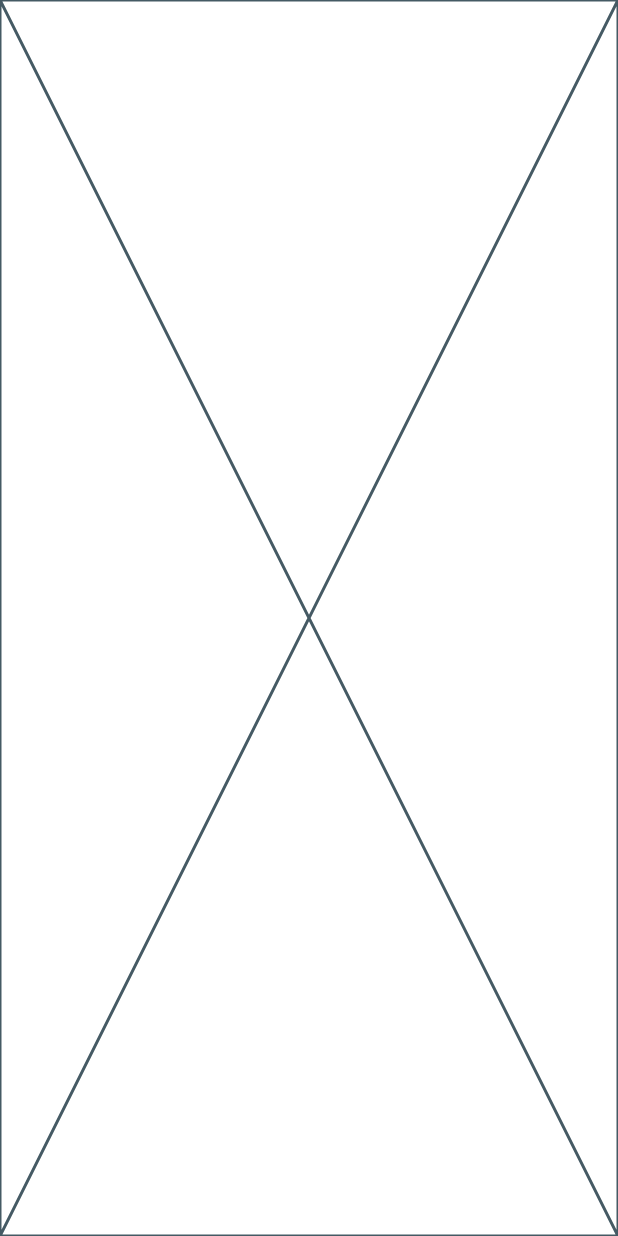
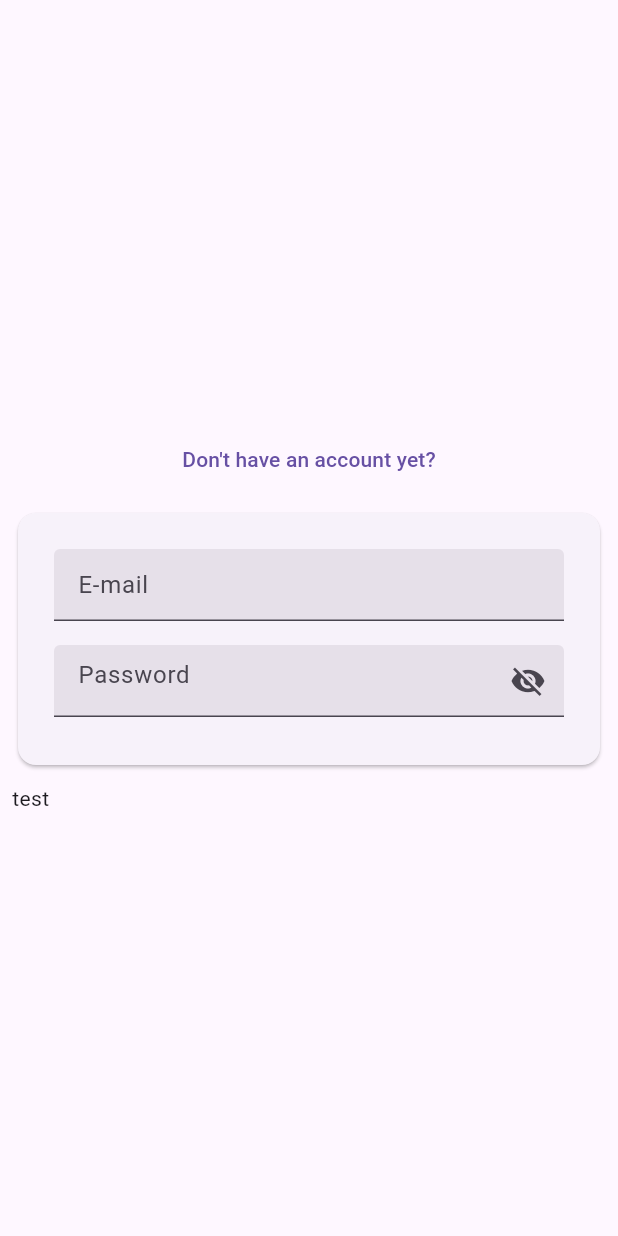
Before and after one commit to No0ne09/trials_of_valhalla, a Flutter app: the screen it shows after launch, on a phone screen of 412 x 824 dp. Run offline on Flutter 3.47's test engine with Material 3 defaults, Android fonts, the phone set to English and light mode, and no system bars; our stand-ins replace firebase_auth, firebase_core, form_validator; accounts and stored records are empty; generated files the repository leaves out were written again.

Commit message:
first version of auth screen

```diff
--- /dev/null
+++ b/lib/helpers/strings.dart
@@ -0,0 +1,4 @@
+const password = "Password";
+const confirmPassword = "Confirm Password";
+const noAccount = "Don't have an account yet?";
+const haveAccount = "You already have an account?";
--- /dev/null
+++ b/lib/helpers/validators.dart
@@ -0,0 +1,27 @@
+import 'package:flutter/material.dart';
+import 'package:form_validator/form_validator.dart';
+
+final emailValidator = ValidationBuilder(localeName: 'en').email().build();
+final basicValidator = ValidationBuilder(localeName: 'en')
+    .add(
+      (value) => value.toString().trim().isEmpty
+          ? "This field must not contain spaces alone."
+          : null,
+    )
+    .build();
+String? Function(String?) createPasswordValidator(
+    TextEditingController passwordController) {
+  return ValidationBuilder(localeName: 'en')
+      .minLength(8)
+      .add((value) {
+        return value == passwordController.text
+            ? null
+            : 'Passwords must be the same.';
+      })
+      .add(
+        (value) => value.toString().contains((' '))
+            ? "The password must not contain spaces."
+            : null,
+      )
+      .build();
+}
--- a/lib/main.dart
+++ b/lib/main.dart
@@ -2,6 +2,7 @@
 import 'package:firebase_core/firebase_core.dart';
 import 'package:flutter/material.dart';
 import 'package:trials_of_valhalla/helpers/firebase_options.dart';
+import 'package:trials_of_valhalla/screens/auth_screen.dart';
 
 void main() async {
   WidgetsFlutterBinding.ensureInitialized();
@@ -29,10 +30,11 @@
             );
           }
           if (!snapshot.hasData) {
-            return const Placeholder();
+            return const AuthScreen();
           }
           return Container(
             color: Colors.black,
+            child: Text("Hello world"),
           );
         },
       ),
--- /dev/null
+++ b/lib/screens/auth_screen.dart
@@ -0,0 +1,136 @@
+import 'package:firebase_auth/firebase_auth.dart';
+import 'package:flutter/material.dart';
+import 'package:trials_of_valhalla/helpers/strings.dart';
+import 'package:trials_of_valhalla/helpers/validators.dart';
+import 'package:trials_of_valhalla/widgets/base_textfield.dart';
+
+class AuthScreen extends StatefulWidget {
+  const AuthScreen({super.key});
+
+  @override
+  State<AuthScreen> createState() => _AuthScreenState();
+}
+
+class _AuthScreenState extends State<AuthScreen> {
+  final _formKey = GlobalKey<FormState>();
+  final _emailController = TextEditingController();
+  final _passwordController = TextEditingController();
+  final _confirmPasswordController = TextEditingController();
+  bool _isLogin = true;
+  bool _isProcessing = false;
+  final _authInstance = FirebaseAuth.instance;
+  @override
+  Widget build(BuildContext context) {
+    return Scaffold(
+      body: Center(
+        child: SingleChildScrollView(
+          child: Padding(
+            padding: const EdgeInsets.symmetric(horizontal: 8.0),
+            child: SizedBox(
+              width: double.infinity,
+              child: Form(
+                key: _formKey,
+                child: Column(
+                  mainAxisAlignment: MainAxisAlignment.center,
+                  crossAxisAlignment: CrossAxisAlignment.center,
+                  children: [
+                    TextButton(
+                      onPressed: () {
+                        _formKey.currentState!.reset();
+                        setState(() {
+                          _isLogin = !_isLogin;
+                        });
+                      },
+                      child: Text(
+                        _isLogin ? noAccount : haveAccount,
+                        overflow: TextOverflow.visible,
+                      ),
+                    ),
+                    const SizedBox(
+                      height: 8,
+                    ),
+                    Card(
+                        child: Padding(
+                      padding: const EdgeInsets.all(16.0),
+                      child: Column(
+                        crossAxisAlignment: CrossAxisAlignment.start,
+                        children: [
+                          BaseTextfield(
+                            hint: "E-mail",
+                            isEmail: true,
+                            validator: emailValidator,
+                            controller: _emailController,
+                          ),
+                          _isLogin
+                              ? BaseTextfield(
+                                  hint: password,
+                                  isPassword: true,
+                                  validator: basicValidator,
+                                  controller: _passwordController,
+                                )
+                              : Column(
+                                  children: [
+                                    BaseTextfield(
+                                      hint: password,
+                                      isPassword: true,
+                                      validator: createPasswordValidator(
+                                          _confirmPasswordController),
+                                      controller: _passwordController,
+                                    ),
+                                    BaseTextfield(
+                                      hint: confirmPassword,
+                                      isPassword: true,
+                                      validator: createPasswordValidator(
+                                          _passwordController),
+                                      controller: _confirmPasswordController,
+                                    ),
+                                  ],
+                                ),
+                          const SizedBox(
+                            height: 8,
+                          ),
+                          /*if (_isLogin)
+                            ExcludeFocus(
+                              child: TextButton(
+                                onPressed: () async {
+                                  await showDialog(
+                                    context: context,
+                                    builder: (context) => const AuthResetPopup(),
+                                  );
+                                },
+                                child: const Text(
+                                  passwordReset,
+                                  style: TextStyle(
+                                    decoration: TextDecoration.underline,
+                                  ),
+                                ),
+                              ),
+                            ),*/
+                        ],
+                      ),
+                    )),
+                    const SizedBox(
+                      height: 8,
+                    ),
+                    _isProcessing
+                        ? const Center(
+                            child: CircularProgressIndicator(),
+                          )
+                        : const SizedBox(
+                            width: double.infinity,
+                            child: /*MainButton(
+                              onPressed: _validate,
+                              text: _isLogin ? login : register,
+                            ),*/
+                                Text("test"),
+                          ),
+                  ],
+                ),
+              ),
+            ),
+          ),
+        ),
+      ),
+    );
+  }
+}
--- /dev/null
+++ b/lib/widgets/base_textfield.dart
@@ -0,0 +1,78 @@
+import 'package:flutter/material.dart';
+
+class BaseTextfield extends StatefulWidget {
+  const BaseTextfield({
+    this.isEmail = false,
+    this.isPassword = false,
+    required this.validator,
+    required this.hint,
+    required this.controller,
+    this.inputAction = TextInputAction.next,
+    super.key,
+  });
+
+  final bool isEmail;
+  final bool isPassword;
+  final String hint;
+  final String? Function(String?) validator;
+  final TextEditingController controller;
+  final TextInputAction inputAction;
+
+  @override
+  State<BaseTextfield> createState() => _BaseTextfieldState();
+}
+
+class _BaseTextfieldState extends State<BaseTextfield> {
+  late FocusNode _focusNode;
+  bool _hidden = true;
+
+  @override
+  void initState() {
+    super.initState();
+    _focusNode = FocusNode();
+  }
+
+  @override
+  void dispose() {
+    _focusNode.dispose();
+    super.dispose();
+  }
+
+  @override
+  Widget build(BuildContext context) {
+    return Padding(
+      padding: const EdgeInsets.all(8.0),
+      child: TextFormField(
+        keyboardType: widget.isEmail ? TextInputType.emailAddress : null,
+        controller: widget.controller,
+        textInputAction: widget.inputAction,
+        obscureText: widget.isPassword ? _hidden : false,
+        obscuringCharacter: "●",
+        focusNode: _focusNode,
+        validator: widget.validator,
+        onTapOutside: (event) {
+          _focusNode.unfocus();
+        },
+        decoration: InputDecoration(
+          errorStyle: const TextStyle(color: Colors.red),
+          filled: true,
+          hintText: widget.hint,
+          suffixIcon: widget.isPassword
+              ? ExcludeFocus(
+                  child: IconButton(
+                    onPressed: () {
+                      setState(() {
+                        _hidden = !_hidden;
+                      });
+                    },
+                    icon: _hidden
+                        ? const Icon(Icons.visibility_off)
+                        : const Icon(Icons.visibility),
+                  ),
+                )
+              : null,
+        ),
+      ),
+    );
+  }
+}
--- a/pubspec.yaml
+++ b/pubspec.yaml
@@ -37,6 +37,7 @@ dependencies:
   cupertino_icons: ^1.0.8
   firebase_core: ^3.9.0
   firebase_auth: ^5.3.4
+  form_validator: ^2.1.1
 
 dev_dependencies:
   flutter_test:
```
Also changed, not shown: pubspec.lock.
